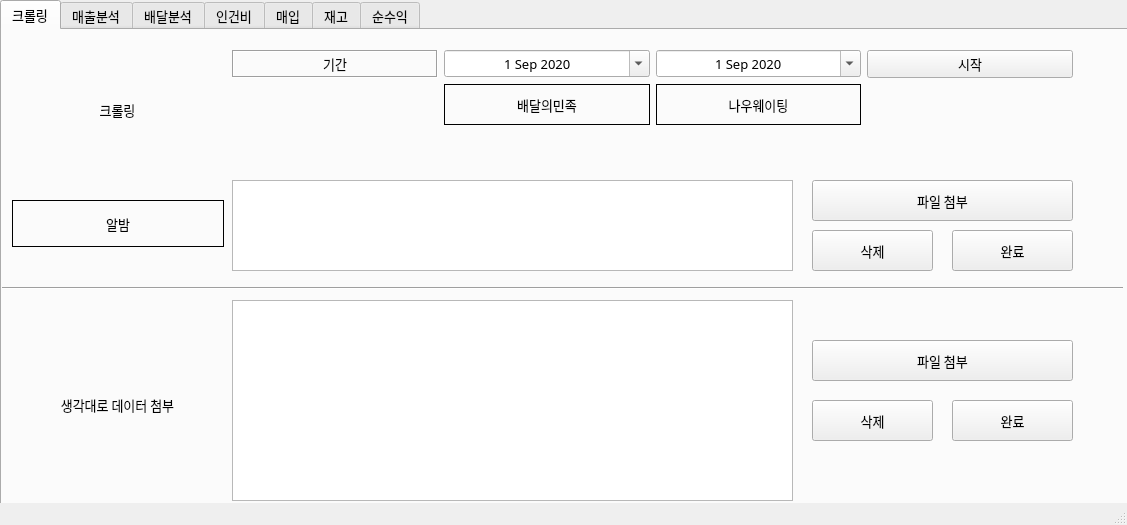
Before: the Qt Designer form framework.ui in kjh03160/money, drawn with Qt 5.
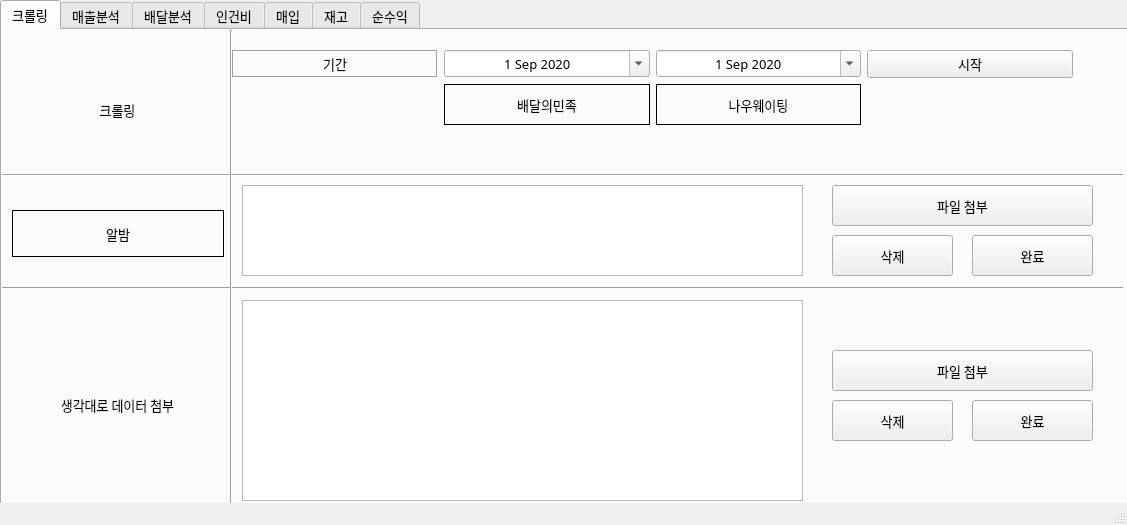
After: the same form once the commit is applied.

Diff of the .ui file:
```diff
--- a/framework.ui
+++ b/framework.ui
@@ -265,8 +265,8 @@
      <widget class="QPushButton" name="file_upload">
       <property name="geometry">
        <rect>
-        <x>810</x>
-        <y>310</y>
+        <x>830</x>
+        <y>320</y>
         <width>261</width>
         <height>41</height>
        </rect>
@@ -286,7 +286,7 @@
      <widget class="QPushButton" name="upload">
       <property name="geometry">
        <rect>
-        <x>950</x>
+        <x>970</x>
         <y>370</y>
         <width>121</width>
         <height>41</height>
@@ -406,7 +406,7 @@
      <widget class="QListView" name="listView">
       <property name="geometry">
        <rect>
-        <x>230</x>
+        <x>240</x>
         <y>270</y>
         <width>561</width>
         <height>201</height>
@@ -424,7 +424,7 @@
      <widget class="QPushButton" name="delete_2">
       <property name="geometry">
        <rect>
-        <x>810</x>
+        <x>830</x>
         <y>370</y>
         <width>121</width>
         <height>41</height>
@@ -446,7 +446,7 @@
       <property name="geometry">
        <rect>
         <x>10</x>
-        <y>170</y>
+        <y>180</y>
         <width>212</width>
         <height>47</height>
        </rect>
@@ -472,8 +472,8 @@
      <widget class="QListView" name="albam_list">
       <property name="geometry">
        <rect>
-        <x>230</x>
-        <y>150</y>
+        <x>240</x>
+        <y>155</y>
         <width>561</width>
         <height>91</height>
        </rect>
@@ -490,8 +490,8 @@
      <widget class="QPushButton" name="albam_upload">
       <property name="geometry">
        <rect>
-        <x>810</x>
-        <y>150</y>
+        <x>830</x>
+        <y>155</y>
         <width>261</width>
         <height>41</height>
        </rect>
@@ -511,8 +511,8 @@
      <widget class="QPushButton" name="albam_upload_2">
       <property name="geometry">
        <rect>
-        <x>950</x>
-        <y>200</y>
+        <x>970</x>
+        <y>205</y>
         <width>121</width>
         <height>41</height>
        </rect>
@@ -532,8 +532,8 @@
      <widget class="QPushButton" name="albam_delete">
       <property name="geometry">
        <rect>
-        <x>810</x>
-        <y>200</y>
+        <x>830</x>
+        <y>205</y>
         <width>121</width>
         <height>41</height>
        </rect>
@@ -550,6 +550,40 @@
        <string>삭제</string>
       </property>
      </widget>
+     <widget class="Line" name="line_2">
+      <property name="geometry">
+       <rect>
+        <x>0</x>
+        <y>140</y>
+        <width>1121</width>
+        <height>10</height>
+       </rect>
+      </property>
+      <property name="font">
+       <font>
+        <family>양재인장체M</family>
+        <pointsize>10</pointsize>
+        <weight>50</weight>
+        <bold>false</bold>
+       </font>
+      </property>
+      <property name="orientation">
+       <enum>Qt::Horizontal</enum>
+      </property>
+     </widget>
+     <widget class="Line" name="line_3">
+      <property name="geometry">
+       <rect>
+        <x>219</x>
+        <y>0</y>
+        <width>21</width>
+        <height>501</height>
+       </rect>
+      </property>
+      <property name="orientation">
+       <enum>Qt::Vertical</enum>
+      </property>
+     </widget>
     </widget>
     <widget class="QWidget" name="tab_2">
      <attribute name="title">
```
